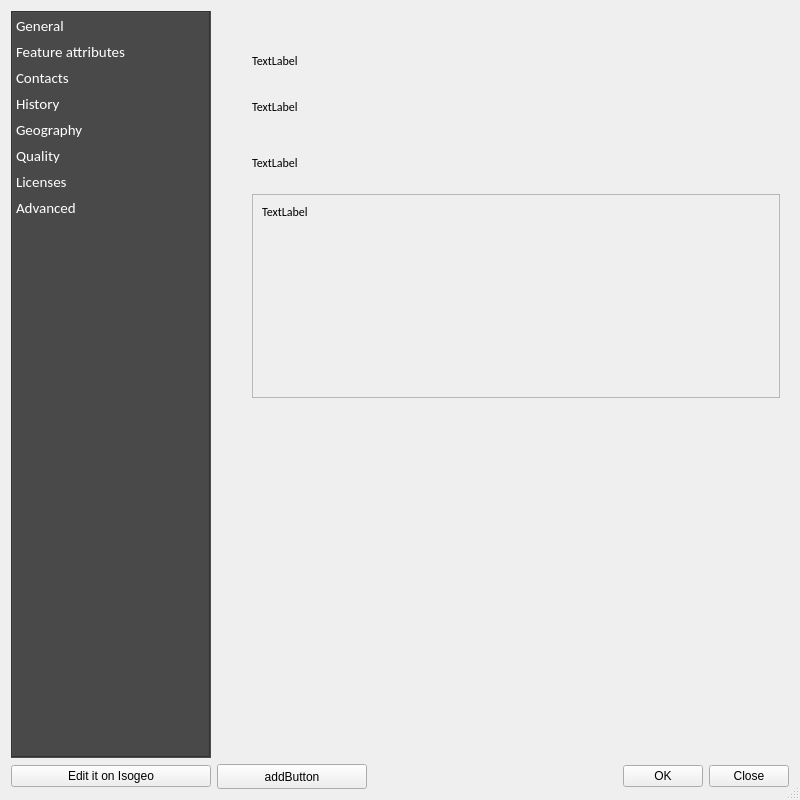
Before: the Qt Designer form ui/metadata/ui_md_details.ui in isogeo/isogeo-plugin-qgis, drawn with Qt 5.
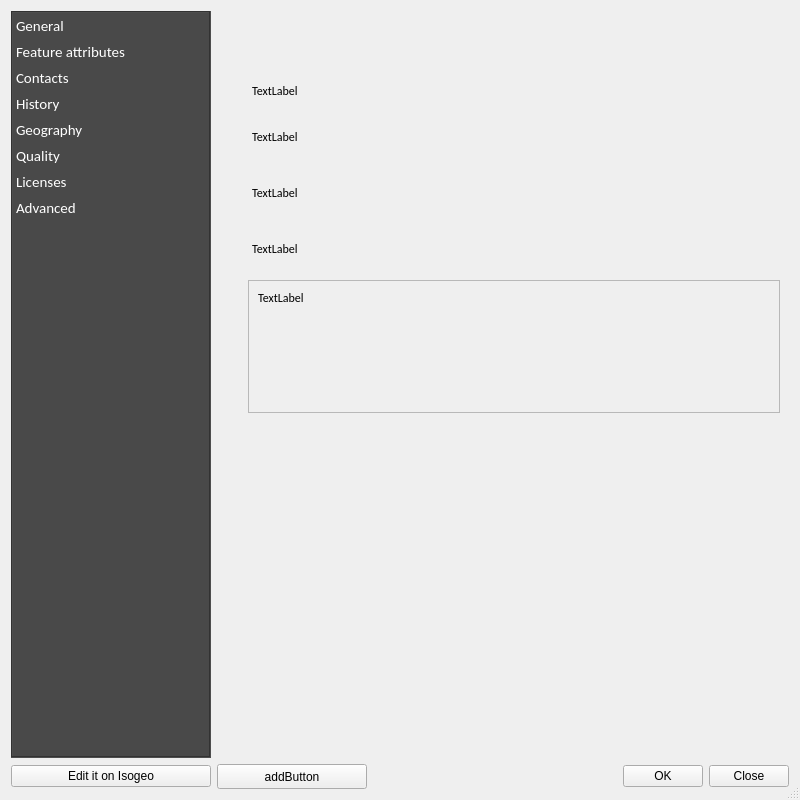
After: the same form once the commit is applied. Icons and pictures are not drawn. Custom widgets are drawn as their Qt base class.

Commit message: #393 Add group themes to detailed MD

```diff
--- a/ui/metadata/ui_md_details.ui
+++ b/ui/metadata/ui_md_details.ui
@@ -307,6 +307,12 @@
         <layout class="QVBoxLayout" name="verticalLayout_11">
          <item>
           <widget class="QLabel" name="lbl_title">
+           <property name="minimumSize">
+            <size>
+             <width>0</width>
+             <height>50</height>
+            </size>
+           </property>
            <property name="font">
             <font>
              <pointsize>12</pointsize>
@@ -329,8 +335,10 @@
           </widget>
          </item>
          <item>
-          <layout class="QGridLayout" name="gridLayout_4">
-           <item row="0" column="0">
+          <layout class="QVBoxLayout" name="verticalLayout_2">
+           <item>
+            <layout class="QHBoxLayout" name="horizontalLayout_2">
+             <item>
             <widget class="QLabel" name="ico_owner">
              <property name="minimumSize">
               <size>
@@ -361,8 +369,61 @@
              </property>
             </widget>
            </item>
-           <item row="3" column="0">
-            <widget class="QLabel" name="ico_inspire_themes">
+             <item>
+              <widget class="QLabel" name="val_owner">
+               <property name="enabled">
+                <bool>true</bool>
+               </property>
+               <property name="minimumSize">
+                <size>
+                 <width>0</width>
+                 <height>30</height>
+                </size>
+               </property>
+               <property name="maximumSize">
+                <size>
+                 <width>16777215</width>
+                 <height>30</height>
+                </size>
+               </property>
+               <property name="font">
+                <font>
+                 <weight>50</weight>
+                 <bold>false</bold>
+                </font>
+               </property>
+               <property name="cursor">
+                <cursorShape>IBeamCursor</cursorShape>
+               </property>
+               <property name="toolTip">
+                <string>Metadata owner</string>
+               </property>
+               <property name="autoFillBackground">
+                <bool>false</bool>
+               </property>
+               <property name="text">
+                <string>TextLabel</string>
+               </property>
+               <property name="scaledContents">
+                <bool>true</bool>
+               </property>
+               <property name="wordWrap">
+                <bool>true</bool>
+               </property>
+               <property name="margin">
+                <number>1</number>
+               </property>
+               <property name="textInteractionFlags">
+                <set>Qt::LinksAccessibleByMouse|Qt::TextSelectableByMouse</set>
+               </property>
+              </widget>
+             </item>
+            </layout>
+           </item>
+           <item>
+            <layout class="QHBoxLayout" name="horizontalLayout_3">
+             <item>
+              <widget class="QLabel" name="ico_group_themes">
              <property name="minimumSize">
               <size>
                <width>16</width>
@@ -375,12 +436,6 @@
                <height>20</height>
               </size>
              </property>
-             <property name="toolTip">
-              <string>INSPIRE themes</string>
-             </property>
-             <property name="autoFillBackground">
-              <bool>true</bool>
-             </property>
              <property name="text">
               <string/>
              </property>
@@ -390,12 +445,50 @@
              <property name="scaledContents">
               <bool>true</bool>
              </property>
-             <property name="alignment">
-              <set>Qt::AlignCenter</set>
-             </property>
-            </widget>
-           </item>
-           <item row="2" column="0">
+              </widget>
+             </item>
+             <item>
+              <widget class="QLabel" name="val_group_themes">
+               <property name="minimumSize">
+                <size>
+                 <width>100</width>
+                 <height>50</height>
+                </size>
+               </property>
+               <property name="font">
+                <font>
+                 <weight>50</weight>
+                 <bold>false</bold>
+                </font>
+               </property>
+               <property name="cursor">
+                <cursorShape>IBeamCursor</cursorShape>
+               </property>
+               <property name="toolTip">
+                <string>Group themes</string>
+               </property>
+               <property name="text">
+                <string>TextLabel</string>
+               </property>
+               <property name="scaledContents">
+                <bool>true</bool>
+               </property>
+               <property name="wordWrap">
+                <bool>true</bool>
+               </property>
+               <property name="margin">
+                <number>1</number>
+               </property>
+               <property name="textInteractionFlags">
+                <set>Qt::LinksAccessibleByMouse|Qt::TextSelectableByMouse</set>
+               </property>
+              </widget>
+             </item>
+            </layout>
+           </item>
+           <item>
+            <layout class="QHBoxLayout" name="horizontalLayout_4">
+             <item>
             <widget class="QLabel" name="ico_keywords">
              <property name="minimumSize">
               <size>
@@ -429,8 +522,52 @@
              </property>
             </widget>
            </item>
-           <item row="5" column="0">
-            <widget class="QLabel" name="ico_abstract">
+             <item>
+              <widget class="QLabel" name="val_keywords">
+               <property name="minimumSize">
+                <size>
+                 <width>100</width>
+                 <height>50</height>
+                </size>
+               </property>
+               <property name="font">
+                <font>
+                 <weight>50</weight>
+                 <bold>false</bold>
+                </font>
+               </property>
+               <property name="cursor">
+                <cursorShape>IBeamCursor</cursorShape>
+               </property>
+               <property name="toolTip">
+                <string>Keywords</string>
+               </property>
+               <property name="autoFillBackground">
+                <bool>false</bool>
+               </property>
+               <property name="text">
+                <string>TextLabel</string>
+               </property>
+               <property name="scaledContents">
+                <bool>true</bool>
+               </property>
+               <property name="wordWrap">
+                <bool>true</bool>
+               </property>
+               <property name="margin">
+                <number>1</number>
+               </property>
+               <property name="textInteractionFlags">
+                <set>Qt::LinksAccessibleByMouse|Qt::TextSelectableByMouse</set>
+               </property>
+              </widget>
+             </item>
+            </layout>
+           </item>
+           <item>
+            <layout class="QHBoxLayout" name="horizontalLayout_5">
+             <item>
+              <widget class="QLabel" name="ico_inspire_themes">
              <property name="minimumSize">
               <size>
                <width>16</width>
@@ -447,10 +584,13 @@
               <enum>Qt::NoFocus</enum>
              </property>
              <property name="toolTip">
-              <string>Abstract</string>
+                <string>INSPIRE themes</string>
+               </property>
+               <property name="autoFillBackground">
+                <bool>true</bool>
              </property>
              <property name="text">
-              <string notr="true"/>
+                <string/>
              </property>
              <property name="pixmap">
               <pixmap resource="../../resources.qrc">:/plugins/Isogeo/resources/metadata/bookmark_blue.svg</pixmap>
@@ -459,17 +599,11 @@
               <bool>true</bool>
              </property>
              <property name="alignment">
-              <set>Qt::AlignHCenter|Qt::AlignTop</set>
-             </property>
-             <property name="wordWrap">
-              <bool>false</bool>
-             </property>
-             <property name="textInteractionFlags">
-              <set>Qt::NoTextInteraction</set>
+                <set>Qt::AlignCenter</set>
              </property>
             </widget>
            </item>
-           <item row="3" column="1">
+             <item>
             <widget class="QLabel" name="val_inspire_themes">
              <property name="minimumSize">
               <size>
@@ -500,7 +634,7 @@
              </property>
             </widget>
            </item>
-           <item row="3" column="2">
+             <item>
             <widget class="QLabel" name="ico_inspire_conformity">
              <property name="enabled">
               <bool>false</bool>
@@ -534,81 +668,51 @@
              </property>
             </widget>
            </item>
-           <item row="2" column="1" colspan="2">
-            <widget class="QLabel" name="val_keywords">
+            </layout>
+           </item>
+           <item>
+            <layout class="QHBoxLayout" name="horizontalLayout_6">
+             <item>
+              <widget class="QLabel" name="ico_abstract">
              <property name="minimumSize">
               <size>
-               <width>100</width>
-               <height>50</height>
-              </size>
-             </property>
-             <property name="font">
-              <font>
-               <weight>50</weight>
-               <bold>false</bold>
-              </font>
-             </property>
-             <property name="cursor">
-              <cursorShape>IBeamCursor</cursorShape>
+                 <width>16</width>
+                 <height>16</height>
+                </size>
+               </property>
+               <property name="maximumSize">
+                <size>
+                 <width>20</width>
+                 <height>20</height>
+                </size>
+               </property>
+               <property name="focusPolicy">
+                <enum>Qt::NoFocus</enum>
              </property>
              <property name="toolTip">
-              <string>Keywords</string>
-             </property>
-             <property name="autoFillBackground">
-              <bool>false</bool>
+                <string>Abstract</string>
              </property>
              <property name="text">
-              <string>TextLabel</string>
+                <string notr="true"/>
+               </property>
+               <property name="pixmap">
+                <pixmap resource="../../resources.qrc">:/plugins/Isogeo/resources/metadata/bookmark_blue.svg</pixmap>
              </property>
              <property name="scaledContents">
               <bool>true</bool>
              </property>
+               <property name="alignment">
+                <set>Qt::AlignHCenter|Qt::AlignTop</set>
+               </property>
              <property name="wordWrap">
-              <bool>true</bool>
-             </property>
-             <property name="margin">
-              <number>1</number>
+                <bool>false</bool>
              </property>
              <property name="textInteractionFlags">
               <set>Qt::LinksAccessibleByMouse|Qt::TextSelectableByMouse</set>
              </property>
             </widget>
            </item>
-           <item row="0" column="1" colspan="2">
-            <widget class="QLabel" name="val_owner">
-             <property name="enabled">
-              <bool>true</bool>
-             </property>
-             <property name="minimumSize">
-              <size>
-               <width>0</width>
-               <height>30</height>
-              </size>
-             </property>
-             <property name="maximumSize">
-              <size>
-               <width>16777215</width>
-               <height>30</height>
-              </size>
-             </property>
-             <property name="font">
-              <font>
-               <weight>50</weight>
-               <bold>false</bold>
-              </font>
-             </property>
-             <property name="toolTip">
-              <string>Metadata owner</string>
-             </property>
-             <property name="autoFillBackground">
-              <bool>false</bool>
-             </property>
-             <property name="text">
-              <string>TextLabel</string>
-             </property>
-            </widget>
-           </item>
-           <item row="5" column="1" colspan="2">
+             <item>
             <widget class="QScrollArea" name="scrollArea">
              <property name="minimumSize">
               <size>
@@ -633,14 +737,20 @@
                <rect>
                 <x>0</x>
                 <y>0</y>
-                <width>516</width>
-                <height>187</height>
-               </rect>
-              </property>
+                  <width>514</width>
+                  <height>122</height>
+                 </rect>
+                </property>
+                <property name="minimumSize">
+                 <size>
+                  <width>0</width>
+                  <height>100</height>
+                 </size>
+                </property>
               <property name="maximumSize">
                <size>
                 <width>16777215</width>
-                <height>16777215</height>
+                  <height>500</height>
                </size>
               </property>
               <layout class="QGridLayout" name="gridLayout_17">
@@ -652,6 +762,12 @@
                    <height>100</height>
                   </size>
                  </property>
+                   <property name="maximumSize">
+                    <size>
+                     <width>16777215</width>
+                     <height>500</height>
+                    </size>
+                   </property>
                  <property name="font">
                   <font>
                    <weight>50</weight>
@@ -690,6 +806,8 @@
               </layout>
              </widget>
             </widget>
+             </item>
+            </layout>
            </item>
           </layout>
          </item>
```
Left out of the diff: 28 changed lines with no effect on the pictures. Lines whose indentation alone changed are shown as unchanged. The commit also changes 2 other files.
